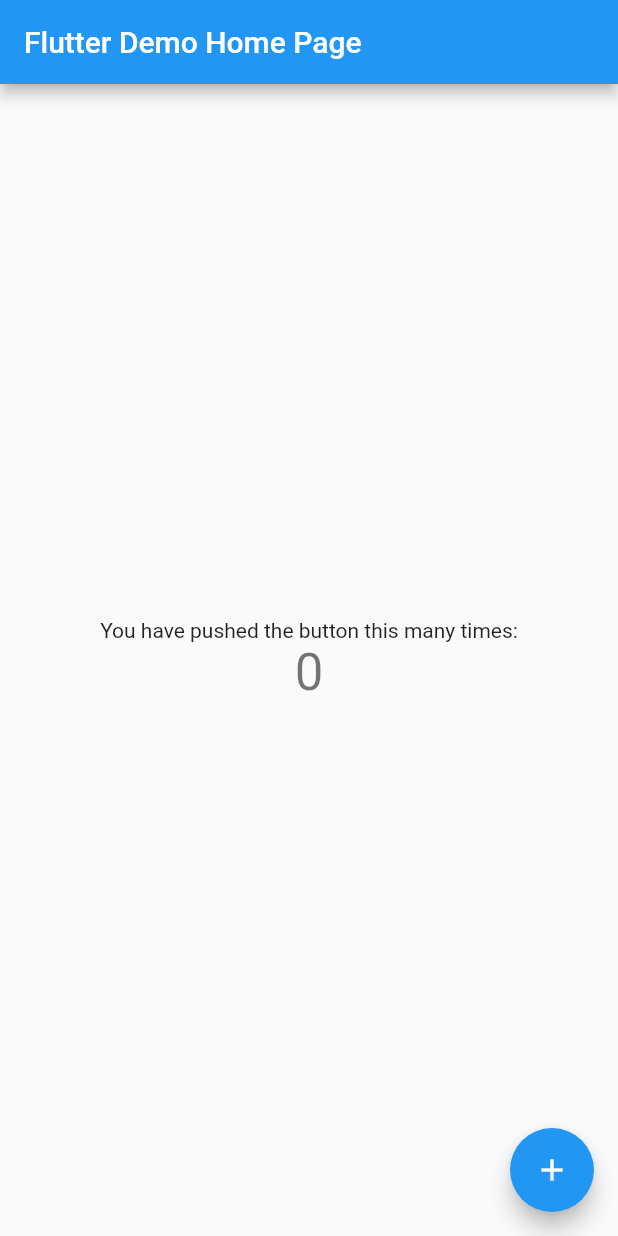
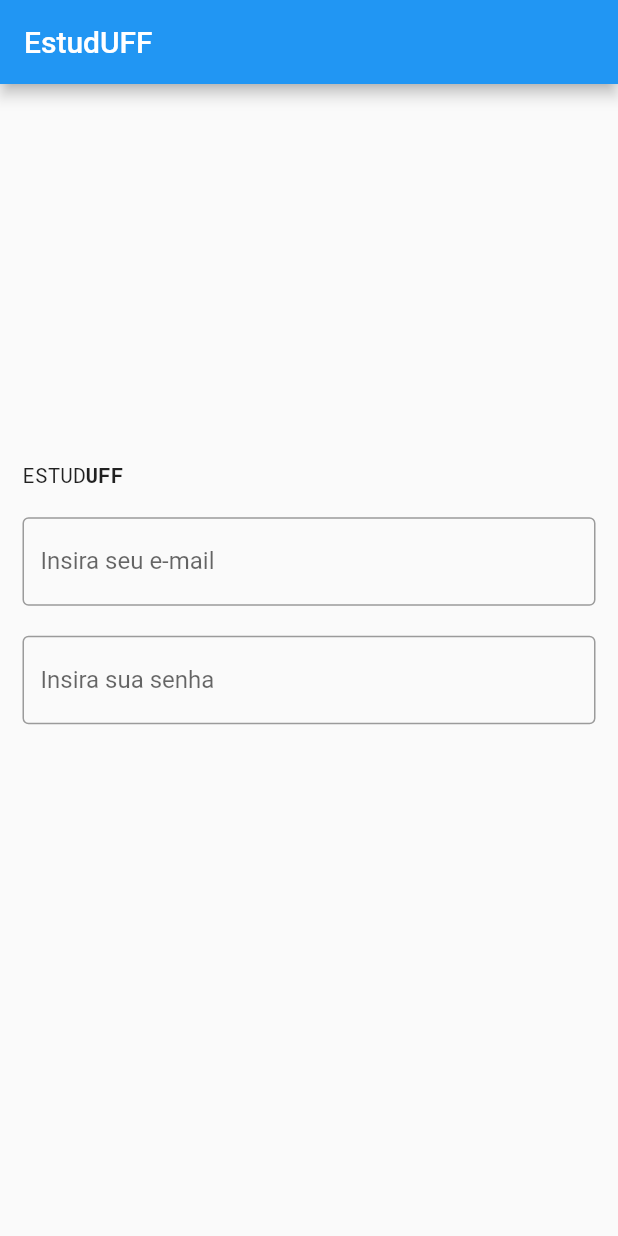
Before and after one commit to zepaulogomes/projsoftware, a Flutter app: the screen it shows after launch, on a phone screen of 412 x 824 dp. Run offline on Flutter 3.47's test engine with Material 2 defaults, Android fonts, the phone set to English and light mode, and no system bars.

Commit message:
Adicionada fonte RobotoMono; Pubspec alterado para usar fonte adicionada; Criada pasta de telas; Criada tela Inicial (login-registro).

```diff
--- a/lib/main.dart
+++ b/lib/main.dart
@@ -1,111 +1,30 @@
 import 'package:flutter/material.dart';
+import 'package:projsoftware/screens/home_screen.dart';
 
 void main() => runApp(MyApp());
 
 class MyApp extends StatelessWidget {
-  // This widget is the root of your application.
   @override
   Widget build(BuildContext context) {
     return MaterialApp(
       title: 'Flutter Demo',
       theme: ThemeData(
-        // This is the theme of your application.
-        //
-        // Try running your application with "flutter run". You'll see the
-        // application has a blue toolbar. Then, without quitting the app, try
-        // changing the primarySwatch below to Colors.green and then invoke
-        // "hot reload" (press "r" in the console where you ran "flutter run",
-        // or simply save your changes to "hot reload" in a Flutter IDE).
-        // Notice that the counter didn't reset back to zero; the application
-        // is not restarted.
         primarySwatch: Colors.blue,
       ),
-      home: MyHomePage(title: 'Flutter Demo Home Page'),
+      home: MyHomePage(),
     );
   }
 }
 
-class MyHomePage extends StatefulWidget {
-  MyHomePage({Key key, this.title}) : super(key: key);
-
-  // This widget is the home page of your application. It is stateful, meaning
-  // that it has a State object (defined below) that contains fields that affect
-  // how it looks.
-
-  // This class is the configuration for the state. It holds the values (in this
-  // case the title) provided by the parent (in this case the App widget) and
-  // used by the build method of the State. Fields in a Widget subclass are
-  // always marked "final".
-
-  final String title;
-
-  @override
-  _MyHomePageState createState() => _MyHomePageState();
-}
-
-class _MyHomePageState extends State<MyHomePage> {
-  int _counter = 0;
-
-  void _incrementCounter() {
-    setState(() {
-      // This call to setState tells the Flutter framework that something has
-      // changed in this State, which causes it to rerun the build method below
-      // so that the display can reflect the updated values. If we changed
-      // _counter without calling setState(), then the build method would not be
-      // called again, and so nothing would appear to happen.
-      _counter++;
-    });
-  }
+class MyHomePage extends StatelessWidget {
 
   @override
   Widget build(BuildContext context) {
-    // This method is rerun every time setState is called, for instance as done
-    // by the _incrementCounter method above.
-    //
-    // The Flutter framework has been optimized to make rerunning build methods
-    // fast, so that you can just rebuild anything that needs updating rather
-    // than having to individually change instances of widgets.
     return Scaffold(
       appBar: AppBar(
-        // Here we take the value from the MyHomePage object that was created by
-        // the App.build method, and use it to set our appbar title.
-        title: Text(widget.title),
+        title: Text("EstudUFF"),
       ),
-      body: Center(
-        // Center is a layout widget. It takes a single child and positions it
-        // in the middle of the parent.
-        child: Column(
-          // Column is also a layout widget. It takes a list of children and
-          // arranges them vertically. By default, it sizes itself to fit its
-          // children horizontally, and tries to be as tall as its parent.
-          //
-          // Invoke "debug painting" (press "p" in the console, choose the
-          // "Toggle Debug Paint" action from the Flutter Inspector in Android
-          // Studio, or the "Toggle Debug Paint" command in Visual Studio Code)
-          // to see the wireframe for each widget.
-          //
-          // Column has various properties to control how it sizes itself and
-          // how it positions its children. Here we use mainAxisAlignment to
-          // center the children vertically; the main axis here is the vertical
-          // axis because Columns are vertical (the cross axis would be
-          // horizontal).
-          mainAxisAlignment: MainAxisAlignment.center,
-          children: <Widget>[
-            Text(
-              'You have pushed the button this many times:',
-            ),
-            Text(
-              '$_counter',
-              style: Theme.of(context).textTheme.display1,
-            ),
-          ],
-        ),
-      ),
-      floatingActionButton: FloatingActionButton(
-        onPressed: _incrementCounter,
-        tooltip: 'Increment',
-        child: Icon(Icons.add),
-      ), // This trailing comma makes auto-formatting nicer for build methods.
+      body: HomeScreen(),
     );
   }
 }
--- /dev/null
+++ b/lib/screens/home_screen.dart
@@ -0,0 +1,66 @@
+import 'package:flutter/material.dart';
+import 'package:flutter/services.dart';
+
+class HomeScreen extends StatelessWidget {
+  @override
+  Widget build(BuildContext context) {
+    return _buildHomeScreen();
+  }
+
+  Widget _buildHomeScreen() {
+    return Container(
+      margin: EdgeInsets.fromLTRB(15, 10, 15, 20),
+      child: Column(
+        children: <Widget>[
+          Spacer(
+            flex: 3,
+          ),
+          Padding(
+            padding: const EdgeInsets.fromLTRB(0.0, 0.0,0.0, 20.0),
+            child: Row(
+              children: <Widget>[
+                Text(
+                  "ESTUD",
+                  style: TextStyle(
+                    fontFamily: 'RobotoMono',
+                    fontWeight: FontWeight.w100,
+                  ),
+                ),
+                Text(
+                  "UFF",
+                  style: TextStyle(
+                    fontFamily: 'RobotoMono',
+                    fontWeight: FontWeight.bold,
+                  ),
+                ),
+              ],
+            ),
+          ),
+          TextField(
+            decoration: InputDecoration(
+              labelText: 'Insira seu e-mail',
+              border: OutlineInputBorder(
+                borderSide: BorderSide(color: Colors.red, width: 5.0),
+              ),
+            ),
+          ),
+          Padding(
+            padding: const EdgeInsets.fromLTRB(0.0,20.0, 0.0,0.0),
+            child: TextField(
+              obscureText: true,
+              decoration: InputDecoration(
+                labelText: 'Insira sua senha',
+                border: OutlineInputBorder(
+                  borderSide: BorderSide(color: Colors.red, width: 5.0),
+                ),
+              ),
+            ),
+          ),
+          Spacer(
+            flex: 4,
+          ),
+        ],
+      ),
+    );
+  }
+}
```
Also changed, not shown: pubspec.yaml (+6 -7 lines), fonts/RobotoMono-Bold.ttf (added), fonts/RobotoMono-Regular.ttf (added).
